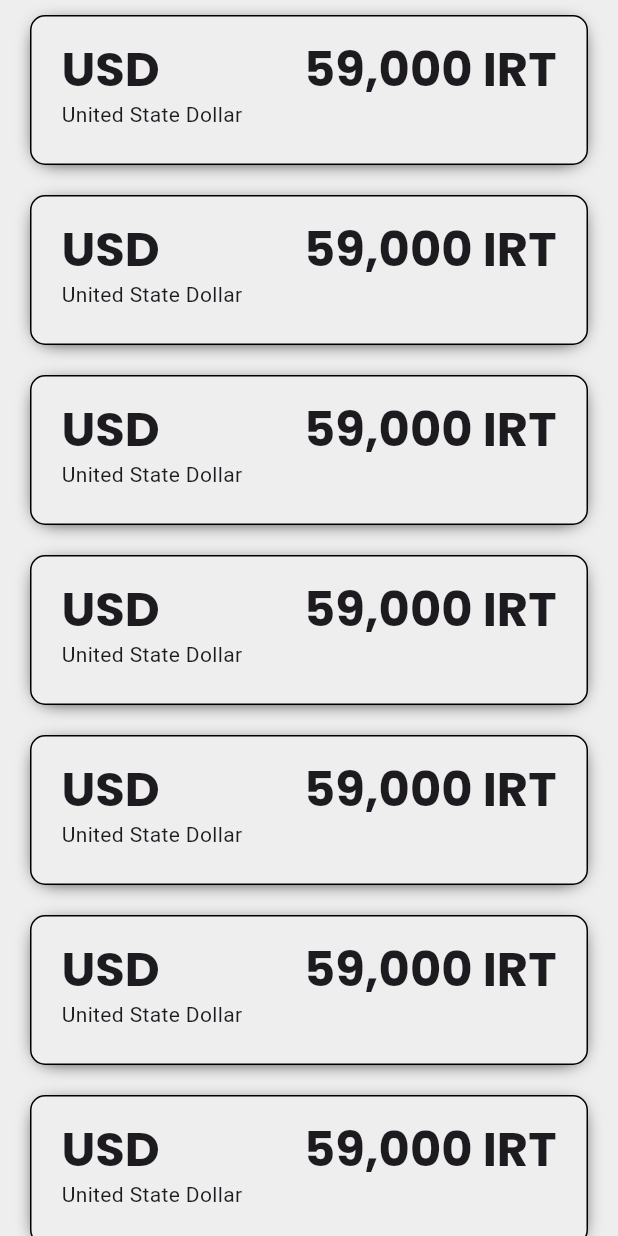
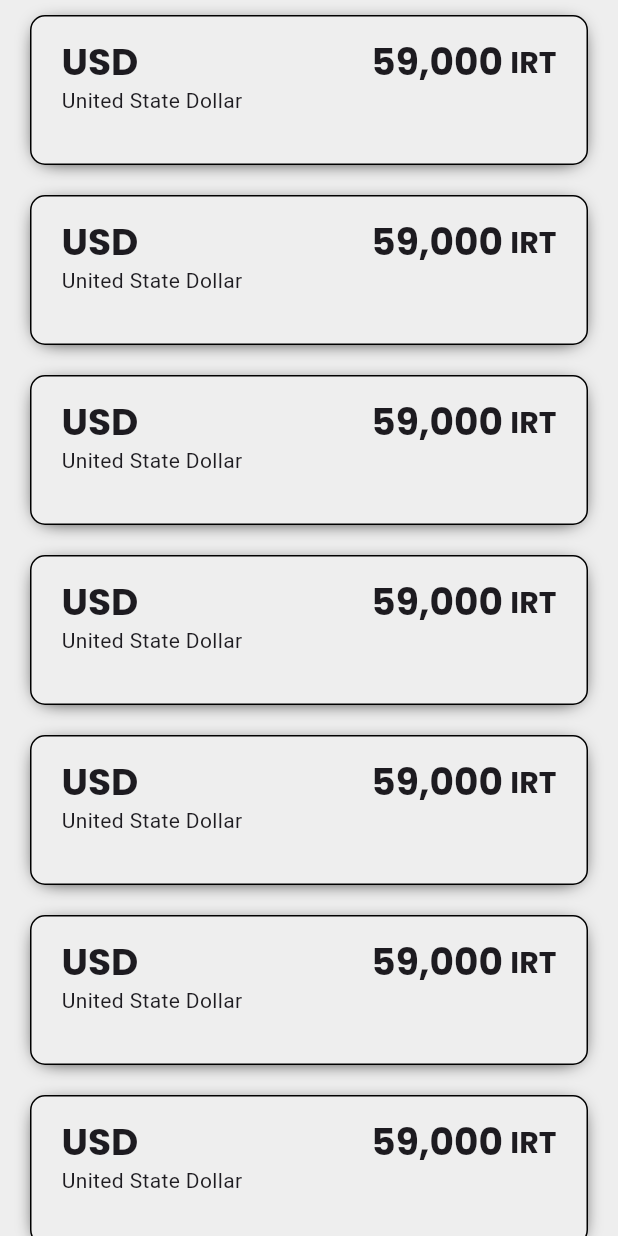
Before and after one commit to SepehrFakoori/currency_exchange_rate_flutter_app, a Flutter app: the screen it shows after launch, on a phone screen of 412 x 824 dp. Run offline on Flutter 3.47's test engine with Material 3 defaults, Android fonts, the phone set to English and light mode, and no system bars; our stand-ins replace google_fonts.

Commit message:
Change some fonts

```diff
--- a/lib/main.dart
+++ b/lib/main.dart
@@ -17,7 +17,12 @@ class MyApp extends StatelessWidget {
         textTheme: GoogleFonts.poppinsTextTheme(
           const TextTheme(
             headlineLarge: TextStyle(
+              fontSize: 25,
               fontWeight: FontWeight.bold,
+            ),
+            headlineMedium: TextStyle(
+              fontSize: 20,
+              fontWeight: FontWeight.w700,
             ),
           ),
         ),
--- a/lib/screens/home_screen.dart
+++ b/lib/screens/home_screen.dart
@@ -64,9 +64,19 @@ class CardContainer extends StatelessWidget {
             ],
           ),
           const Spacer(),
-          Text(
-            "59,000 IRT",
-            style: Theme.of(context).textTheme.headlineLarge,
+          Row(
+            crossAxisAlignment: CrossAxisAlignment.center,
+            children: [
+              Text(
+                "59,000",
+                style: Theme.of(context).textTheme.headlineLarge,
+              ),
+              const SizedBox(width: 5),
+              Text(
+                "IRT",
+                style: Theme.of(context).textTheme.headlineMedium,
+              ),
+            ],
           ),
         ],
       ),
```
